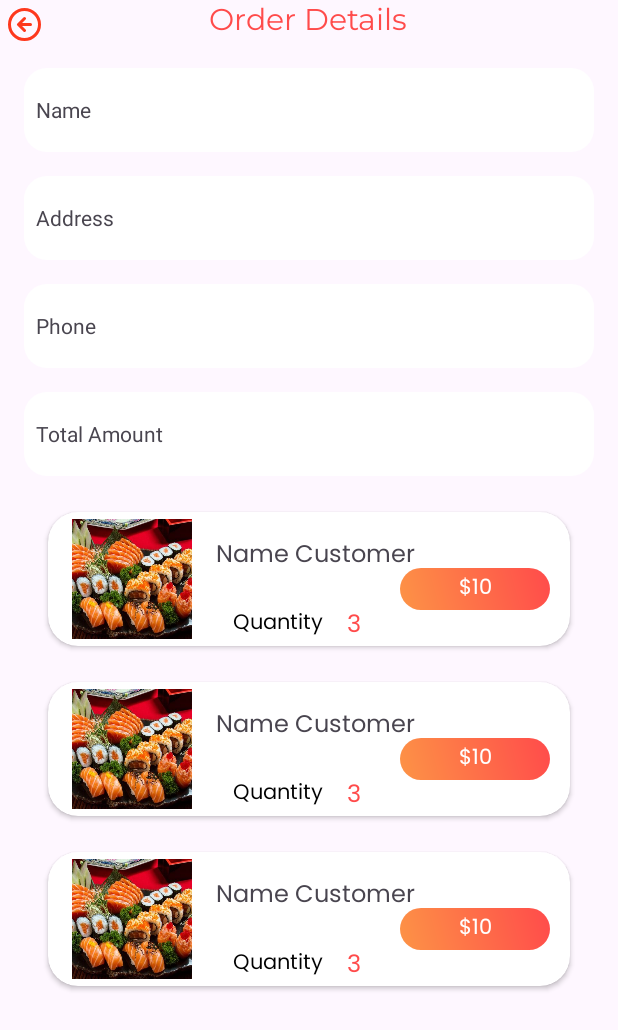
After one commit to phuonghoa1201/AdminFoodOrderingApp, an Android app: the layout activity_order_details.xml on its own in the app's theme, with its tools: preview values and no code run, on a phone screen of 412 x 824 dp. The commit adds this screen. Shown: the top 1030 px of the screen. Run offline under Robolectric (Android 15) with nearby library versions, the phone set to English and light mode, and no system bars.

```diff
--- a/app/src/main/AndroidManifest.xml
+++ b/app/src/main/AndroidManifest.xml
@@ -13,6 +13,9 @@
         android:supportsRtl="true"
         android:theme="@style/Theme.AdminFoodOrderingApp"
         tools:targetApi="31">
+        <activity
+            android:name=".OrderDetailsActivity"
+            android:exported="false" />
         <activity
             android:name=".PendingOrderActivity"
             android:exported="false" />
--- /dev/null
+++ b/app/src/main/res/layout/activity_order_details.xml
@@ -0,0 +1,164 @@
+<?xml version="1.0" encoding="utf-8"?>
+<FrameLayout xmlns:android="http://schemas.android.com/apk/res/android"
+    xmlns:app="http://schemas.android.com/apk/res-auto"
+    xmlns:tools="http://schemas.android.com/tools"
+    android:id="@+id/main"
+    android:layout_width="match_parent"
+    android:layout_height="match_parent"
+    tools:context=".OrderDetailsActivity">
+    <ImageButton
+        android:id="@+id/backBtn"
+        android:src="@drawable/icon_exit"
+        android:layout_width="32sp"
+        android:layout_height="32sp"
+        android:background="@color/transparent_color"
+        />
+
+    <LinearLayout
+        android:layout_width="match_parent"
+        android:layout_height="match_parent"
+        android:orientation="vertical">
+
+        <TextView
+            android:id="@+id/textView12"
+            android:layout_width="wrap_content"
+            android:layout_height="wrap_content"
+            android:fontFamily="@font/montserrat"
+            android:text="Order Details"
+            android:layout_gravity="center"
+            android:textColor="@color/orange"
+            android:textSize="20sp"
+            app:layout_constraintEnd_toEndOf="parent"
+            app:layout_constraintStart_toStartOf="parent"
+            app:layout_constraintTop_toBottomOf="@+id/button" />
+        <LinearLayout
+            android:layout_width="match_parent"
+            android:layout_height="56dp"
+            android:layout_marginStart="16dp"
+            android:layout_marginTop="16dp"
+            android:layout_marginEnd="16dp"
+            android:background="@drawable/white_button"
+            android:gravity="center_vertical"
+            android:orientation="horizontal"
+            app:layout_constraintEnd_toEndOf="parent"
+            app:layout_constraintStart_toStartOf="parent"
+            app:layout_constraintTop_toBottomOf="@+id/textView12">
+
+            <TextView
+                android:layout_width="36dp"
+                android:layout_height="wrap_content"
+                android:layout_weight="1"
+                android:paddingLeft="8dp"
+                android:text="Name" />
+
+            <TextView
+                android:id="@+id/name"
+                android:layout_width="wrap_content"
+                android:layout_height="wrap_content"
+                android:layout_weight="1"
+                android:background="@color/transparent_color"
+                android:ems="10"
+                android:inputType="text" />
+        </LinearLayout>
+
+        <LinearLayout
+            android:layout_width="match_parent"
+
+            android:layout_height="56dp"
+            android:layout_marginStart="16dp"
+            android:layout_marginTop="16dp"
+            android:layout_marginEnd="16dp"
+            android:background="@drawable/white_button"
+            android:gravity="center_vertical"
+            android:orientation="horizontal"
+            app:layout_constraintEnd_toEndOf="parent"
+            app:layout_constraintStart_toStartOf="parent"
+            app:layout_constraintTop_toBottomOf="@+id/textView12">
+
+            <TextView
+                android:layout_width="36dp"
+                android:layout_height="wrap_content"
+                android:layout_weight="1"
+                android:paddingLeft="8dp"
+                android:text="Address" />
+
+            <TextView
+                android:id="@+id/address"
+                android:layout_width="wrap_content"
+                android:layout_height="wrap_content"
+                android:layout_weight="1"
+                android:background="@color/transparent_color"
+                android:ems="10"
+                android:inputType="textMultiLine" />
+        </LinearLayout>
+
+        <LinearLayout
+            android:layout_width="match_parent"
+
+            android:layout_height="56dp"
+            android:layout_marginStart="16dp"
+            android:layout_marginTop="16dp"
+            android:layout_marginEnd="16dp"
+            android:background="@drawable/white_button"
+            android:gravity="center_vertical"
+            android:orientation="horizontal"
+            app:layout_constraintEnd_toEndOf="parent"
+            app:layout_constraintStart_toStartOf="parent"
+            app:layout_constraintTop_toBottomOf="@+id/textView12">
+
+            <TextView
+                android:layout_width="36dp"
+                android:layout_height="wrap_content"
+                android:layout_weight="1"
+                android:paddingLeft="8dp"
+                android:text="Phone" />
+
+            <TextView
+                android:id="@+id/phone"
+                android:layout_width="wrap_content"
+                android:layout_height="wrap_content"
+                android:layout_weight="1"
+                android:background="@color/transparent_color"
+                android:ems="10"
+                android:inputType="text" />
+        </LinearLayout>
+        <LinearLayout
+            android:layout_width="match_parent"
+
+            android:layout_height="56dp"
+            android:layout_marginStart="16dp"
+            android:layout_marginTop="16dp"
+            android:layout_marginEnd="16dp"
+            android:background="@drawable/white_button"
+            android:gravity="center_vertical"
+            android:orientation="horizontal"
+            app:layout_constraintEnd_toEndOf="parent"
+            app:layout_constraintStart_toStartOf="parent"
+            app:layout_constraintTop_toBottomOf="@+id/textView12">
+
+            <TextView
+                android:layout_width="36dp"
+                android:layout_height="wrap_content"
+                android:layout_weight="1"
+                android:paddingLeft="8dp"
+                android:text="Total Amount" />
+
+            <TextView
+                android:id="@+id/totalPay"
+                android:layout_width="wrap_content"
+                android:layout_height="wrap_content"
+                android:layout_weight="1"
+                android:background="@color/transparent_color"
+                android:ems="10"
+                android:inputType="text" />
+        </LinearLayout>
+
+        <androidx.recyclerview.widget.RecyclerView
+            android:id="@+id/orderDetailRecyclerView"
+            android:layout_margin="16dp"
+            android:layout_width="match_parent"
+            android:layout_height="match_parent"
+            tools:listitem="@layout/order_detail_item"/>
+    </LinearLayout>
+
+</FrameLayout>
--- /dev/null
+++ b/app/src/main/res/layout/order_detail_item.xml
@@ -0,0 +1,102 @@
+<?xml version="1.0" encoding="utf-8"?>
+<androidx.constraintlayout.widget.ConstraintLayout
+    xmlns:android="http://schemas.android.com/apk/res/android"
+    xmlns:app="http://schemas.android.com/apk/res-auto"
+    xmlns:tools="http://schemas.android.com/tools"
+    android:layout_width="match_parent"
+    android:layout_height="wrap_content">
+
+    <androidx.cardview.widget.CardView
+        android:id="@+id/cardView3"
+        android:layout_width="match_parent"
+        android:layout_height="wrap_content"
+        android:layout_marginStart="16dp"
+        android:layout_marginTop="8dp"
+        android:layout_marginEnd="16dp"
+        android:layout_marginBottom="16dp"
+        app:cardCornerRadius="20dp"
+        app:layout_constraintBottom_toBottomOf="parent"
+        app:layout_constraintEnd_toEndOf="parent"
+        app:layout_constraintStart_toStartOf="parent"
+        app:layout_constraintTop_toTopOf="parent">
+
+        <androidx.constraintlayout.widget.ConstraintLayout
+            android:layout_width="match_parent"
+            android:layout_height="match_parent">
+
+            <ImageView
+                android:id="@+id/foodImage"
+                android:layout_width="80dp"
+                android:layout_height="80dp"
+                android:layout_marginStart="16dp"
+                android:background="@drawable/imageviewshape"
+                android:elevation="8dp"
+                android:scaleType="centerCrop"
+                android:src="@drawable/sushi"
+                app:layout_constraintBottom_toBottomOf="parent"
+                app:layout_constraintStart_toStartOf="parent"
+                app:layout_constraintTop_toTopOf="parent" />
+
+            <TextView
+                android:id="@+id/foodName"
+                android:layout_width="wrap_content"
+                android:layout_height="wrap_content"
+                android:layout_marginStart="16dp"
+                android:layout_marginTop="16dp"
+                android:fontFamily="@font/poppins"
+                android:text="Name Customer"
+                android:textSize="16sp"
+                app:layout_constraintStart_toEndOf="@+id/foodImage"
+                app:layout_constraintTop_toTopOf="parent" />
+
+            <TextView
+                android:id="@+id/pendingOrderQuantity"
+                android:layout_width="wrap_content"
+                android:layout_height="wrap_content"
+                android:layout_marginStart="16dp"
+                android:layout_marginLeft="8dp"
+                android:fontFamily="@font/poppins"
+                android:text="3"
+                android:textColor="@color/orange"
+                android:textSize="16sp"
+                app:layout_constraintBottom_toBottomOf="@+id/foodQuantity"
+                app:layout_constraintStart_toEndOf="@+id/foodQuantity"
+                app:layout_constraintTop_toTopOf="@+id/foodQuantity"
+                app:layout_constraintVertical_bias="0.0" />
+
+            <TextView
+                android:id="@+id/foodQuantity"
+                android:layout_width="wrap_content"
+                android:layout_height="wrap_content"
+                android:layout_marginTop="20dp"
+                android:layout_marginBottom="16dp"
+                android:fontFamily="@font/poppins"
+                android:text="Quantity"
+                android:textColor="@color/black"
+                app:layout_constraintEnd_toEndOf="@+id/foodName"
+                app:layout_constraintHorizontal_bias="0.157"
+                app:layout_constraintStart_toStartOf="@+id/foodName"
+                app:layout_constraintTop_toBottomOf="@+id/foodName" />
+
+            <TextView
+                android:id="@+id/foodPrice"
+                android:layout_width="100dp"
+                android:layout_height="28dp"
+                android:background="@drawable/orange_button"
+                android:fontFamily="@font/poppins"
+                android:gravity="center"
+                android:text="$10"
+                android:textAllCaps="false"
+                android:textColor="@color/white"
+                app:layout_constraintBottom_toBottomOf="parent"
+                app:layout_constraintEnd_toEndOf="parent"
+                app:layout_constraintHorizontal_bias="0.912"
+                app:layout_constraintStart_toEndOf="@+id/foodImage"
+                app:layout_constraintTop_toTopOf="parent"
+                app:layout_constraintVertical_bias="0.614" />
+
+        </androidx.constraintlayout.widget.ConstraintLayout>
+
+    </androidx.cardview.widget.CardView>
+
+</androidx.constraintlayout.widget.ConstraintLayout>
```
Also changed, not shown: app/src/main/java/com/example/adminfoodorderingapp/OrderDetailsActivity.kt (added, +67 -0 lines), app/src/main/java/com/example/adminfoodorderingapp/PendingOrderActivity.kt (+63 -15 lines), app/src/main/java/com/example/adminfoodorderingapp/adapter/OrderDetailsAdapter.kt (added, +68 -0 lines), app/src/main/java/com/example/adminfoodorderingapp/adapter/PendingOrderAdapter.kt (+20 -3 lines), app/src/main/java/com/example/adminfoodorderingapp/model/OrderDetails.kt (added, +60 -0 lines).
